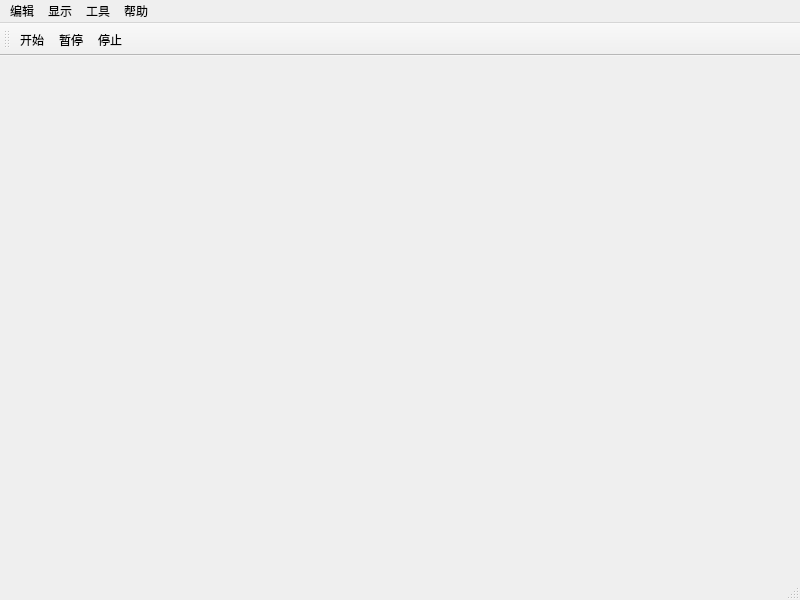
rogertex/Serial_Port, file form1.ui: the form before one commit.
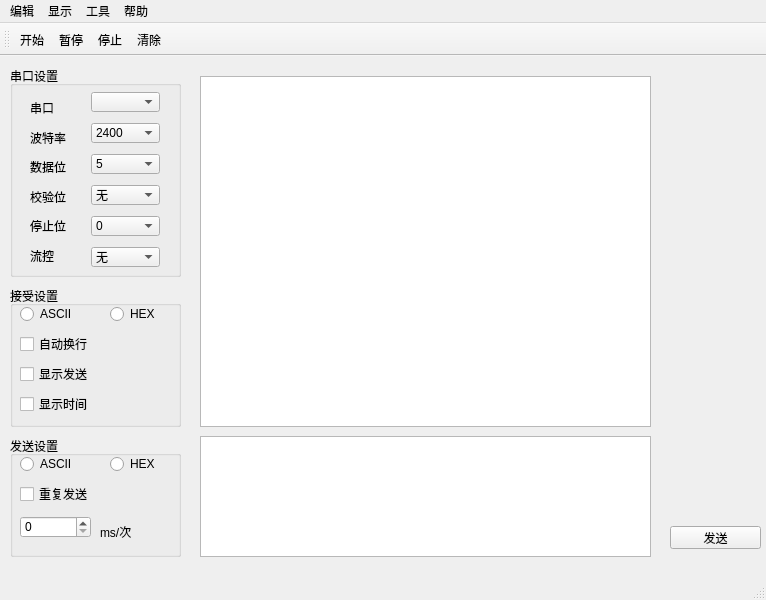
The form after the commit. Icons and pictures are not drawn.

Patch:
```diff
--- a/form1.ui
+++ b/form1.ui
@@ -6,20 +6,414 @@
    <rect>
     <x>0</x>
     <y>0</y>
-    <width>800</width>
+    <width>766</width>
     <height>600</height>
    </rect>
   </property>
+  <property name="maximumSize">
+   <size>
+    <width>766</width>
+    <height>600</height>
+   </size>
+  </property>
   <property name="windowTitle">
-   <string>MainWindow</string>
+   <string>串口调试工具ROG</string>
   </property>
-  <widget class="QWidget" name="centralwidget"/>
+  <property name="windowIcon">
+   <iconset>
+    <normaloff>ICON/net_port_connect.png</normaloff>ICON/net_port_connect.png</iconset>
+  </property>
+  <widget class="QWidget" name="centralwidget">
+   <widget class="QGroupBox" name="groupBox">
+    <property name="geometry">
+     <rect>
+      <x>10</x>
+      <y>10</y>
+      <width>171</width>
+      <height>211</height>
+     </rect>
+    </property>
+    <property name="title">
+     <string>串口设置</string>
+    </property>
+    <widget class="QComboBox" name="comboBox_uart">
+     <property name="geometry">
+      <rect>
+       <x>81</x>
+       <y>26</y>
+       <width>69</width>
+       <height>20</height>
+      </rect>
+     </property>
+    </widget>
+    <widget class="QComboBox" name="comboBox_baud">
+     <property name="geometry">
+      <rect>
+       <x>81</x>
+       <y>57</y>
+       <width>69</width>
+       <height>20</height>
+      </rect>
+     </property>
+     <item>
+      <property name="text">
+       <string>2400</string>
+      </property>
+     </item>
+     <item>
+      <property name="text">
+       <string>9600</string>
+      </property>
+     </item>
+     <item>
+      <property name="text">
+       <string>19200</string>
+      </property>
+     </item>
+     <item>
+      <property name="text">
+       <string>38400</string>
+      </property>
+     </item>
+    </widget>
+    <widget class="QComboBox" name="comboBox_databit">
+     <property name="geometry">
+      <rect>
+       <x>81</x>
+       <y>88</y>
+       <width>69</width>
+       <height>20</height>
+      </rect>
+     </property>
+     <item>
+      <property name="text">
+       <string>5</string>
+      </property>
+     </item>
+     <item>
+      <property name="text">
+       <string>6</string>
+      </property>
+     </item>
+     <item>
+      <property name="text">
+       <string>7</string>
+      </property>
+     </item>
+     <item>
+      <property name="text">
+       <string>8</string>
+      </property>
+     </item>
+    </widget>
+    <widget class="QComboBox" name="comboBox_polarity">
+     <property name="geometry">
+      <rect>
+       <x>81</x>
+       <y>119</y>
+       <width>69</width>
+       <height>20</height>
+      </rect>
+     </property>
+     <item>
+      <property name="text">
+       <string>无</string>
+      </property>
+     </item>
+     <item>
+      <property name="text">
+       <string>偶校验</string>
+      </property>
+     </item>
+     <item>
+      <property name="text">
+       <string>奇校验</string>
+      </property>
+     </item>
+    </widget>
+    <widget class="QComboBox" name="comboBox_stopbit">
+     <property name="geometry">
+      <rect>
+       <x>81</x>
+       <y>150</y>
+       <width>69</width>
+       <height>20</height>
+      </rect>
+     </property>
+     <item>
+      <property name="text">
+       <string>0</string>
+      </property>
+     </item>
+     <item>
+      <property name="text">
+       <string>1</string>
+      </property>
+     </item>
+    </widget>
+    <widget class="QComboBox" name="comboBox_flowctrl">
+     <property name="geometry">
+      <rect>
+       <x>81</x>
+       <y>181</y>
+       <width>69</width>
+       <height>20</height>
+      </rect>
+     </property>
+     <item>
+      <property name="text">
+       <string>无</string>
+      </property>
+     </item>
+    </widget>
+    <widget class="QWidget" name="">
+     <property name="geometry">
+      <rect>
+       <x>20</x>
+       <y>30</y>
+       <width>38</width>
+       <height>171</height>
+      </rect>
+     </property>
+     <layout class="QVBoxLayout" name="verticalLayout_2">
+      <item>
+       <widget class="QLabel" name="label">
+        <property name="text">
+         <string>串口</string>
+        </property>
+       </widget>
+      </item>
+      <item>
+       <widget class="QLabel" name="label_2">
+        <property name="text">
+         <string>波特率</string>
+        </property>
+       </widget>
+      </item>
+      <item>
+       <widget class="QLabel" name="label_3">
+        <property name="text">
+         <string>数据位</string>
+        </property>
+       </widget>
+      </item>
+      <item>
+       <widget class="QLabel" name="label_4">
+        <property name="text">
+         <string>校验位</string>
+        </property>
+       </widget>
+      </item>
+      <item>
+       <widget class="QLabel" name="label_9">
+        <property name="text">
+         <string>停止位</string>
+        </property>
+       </widget>
+      </item>
+      <item>
+       <widget class="QLabel" name="label_10">
+        <property name="text">
+         <string>流控</string>
+        </property>
+       </widget>
+      </item>
+     </layout>
+    </widget>
+   </widget>
+   <widget class="QGroupBox" name="groupBox_2">
+    <property name="geometry">
+     <rect>
+      <x>10</x>
+      <y>230</y>
+      <width>171</width>
+      <height>141</height>
+     </rect>
+    </property>
+    <property name="title">
+     <string>接受设置</string>
+    </property>
+    <widget class="QRadioButton" name="radioButton_rcv_ascii">
+     <property name="geometry">
+      <rect>
+       <x>10</x>
+       <y>20</y>
+       <width>61</width>
+       <height>16</height>
+      </rect>
+     </property>
+     <property name="text">
+      <string>ASCII</string>
+     </property>
+    </widget>
+    <widget class="QRadioButton" name="radioButton_rcv_hex">
+     <property name="geometry">
+      <rect>
+       <x>100</x>
+       <y>20</y>
+       <width>51</width>
+       <height>16</height>
+      </rect>
+     </property>
+     <property name="text">
+      <string>HEX</string>
+     </property>
+    </widget>
+    <widget class="QCheckBox" name="checkBox_auto_line">
+     <property name="geometry">
+      <rect>
+       <x>10</x>
+       <y>50</y>
+       <width>71</width>
+       <height>16</height>
+      </rect>
+     </property>
+     <property name="text">
+      <string>自动换行</string>
+     </property>
+    </widget>
+    <widget class="QCheckBox" name="checkBox_display_std">
+     <property name="geometry">
+      <rect>
+       <x>10</x>
+       <y>80</y>
+       <width>71</width>
+       <height>16</height>
+      </rect>
+     </property>
+     <property name="text">
+      <string>显示发送</string>
+     </property>
+    </widget>
+    <widget class="QCheckBox" name="checkBox_display_time">
+     <property name="geometry">
+      <rect>
+       <x>10</x>
+       <y>110</y>
+       <width>71</width>
+       <height>16</height>
+      </rect>
+     </property>
+     <property name="text">
+      <string>显示时间</string>
+     </property>
+    </widget>
+   </widget>
+   <widget class="QGroupBox" name="groupBox_3">
+    <property name="geometry">
+     <rect>
+      <x>10</x>
+      <y>380</y>
+      <width>171</width>
+      <height>121</height>
+     </rect>
+    </property>
+    <property name="title">
+     <string>发送设置</string>
+    </property>
+    <widget class="QRadioButton" name="radioButton_std_hex">
+     <property name="geometry">
+      <rect>
+       <x>100</x>
+       <y>20</y>
+       <width>51</width>
+       <height>16</height>
+      </rect>
+     </property>
+     <property name="text">
+      <string>HEX</string>
+     </property>
+    </widget>
+    <widget class="QRadioButton" name="radioButton_std_ascii">
+     <property name="geometry">
+      <rect>
+       <x>10</x>
+       <y>20</y>
+       <width>61</width>
+       <height>16</height>
+      </rect>
+     </property>
+     <property name="text">
+      <string>ASCII</string>
+     </property>
+    </widget>
+    <widget class="QCheckBox" name="checkBox_resend">
+     <property name="geometry">
+      <rect>
+       <x>10</x>
+       <y>50</y>
+       <width>71</width>
+       <height>16</height>
+      </rect>
+     </property>
+     <property name="text">
+      <string>重复发送</string>
+     </property>
+    </widget>
+    <widget class="QSpinBox" name="spinBox">
+     <property name="geometry">
+      <rect>
+       <x>10</x>
+       <y>80</y>
+       <width>71</width>
+       <height>22</height>
+      </rect>
+     </property>
+    </widget>
+    <widget class="QLabel" name="label_11">
+     <property name="geometry">
+      <rect>
+       <x>90</x>
+       <y>90</y>
+       <width>54</width>
+       <height>12</height>
+      </rect>
+     </property>
+     <property name="text">
+      <string>ms/次</string>
+     </property>
+    </widget>
+   </widget>
+   <widget class="QTextBrowser" name="textBrowser">
+    <property name="geometry">
+     <rect>
+      <x>200</x>
+      <y>20</y>
+      <width>451</width>
+      <height>351</height>
+     </rect>
+    </property>
+   </widget>
+   <widget class="QTextEdit" name="textEdit_get">
+    <property name="geometry">
+     <rect>
+      <x>200</x>
+      <y>380</y>
+      <width>451</width>
+      <height>121</height>
+     </rect>
+    </property>
+   </widget>
+   <widget class="QPushButton" name="btn_send">
+    <property name="geometry">
+     <rect>
+      <x>670</x>
+      <y>470</y>
+      <width>91</width>
+      <height>23</height>
+     </rect>
+    </property>
+    <property name="text">
+     <string>发送</string>
+    </property>
+   </widget>
+  </widget>
   <widget class="QMenuBar" name="menubar">
    <property name="geometry">
     <rect>
      <x>0</x>
      <y>0</y>
-     <width>800</width>
+     <width>766</width>
      <height>23</height>
     </rect>
    </property>
@@ -28,8 +422,9 @@
      <string>编辑</string>
     </property>
     <addaction name="action_start"/>
-    <addaction name="action_zt"/>
+    <addaction name="action_pause"/>
     <addaction name="action_stop"/>
+    <addaction name="action_clean"/>
    </widget>
    <widget class="QMenu" name="menu_2">
     <property name="title">
@@ -63,8 +458,9 @@
     <bool>false</bool>
    </attribute>
    <addaction name="action_start"/>
-   <addaction name="action_zt"/>
+   <addaction name="action_pause"/>
    <addaction name="action_stop"/>
+   <addaction name="action_clean"/>
   </widget>
   <action name="action_start">
    <property name="icon">
@@ -74,8 +470,11 @@
    <property name="text">
     <string>开始</string>
    </property>
+   <property name="shortcut">
+    <string>F6</string>
+   </property>
   </action>
-  <action name="action_zt">
+  <action name="action_pause">
    <property name="icon">
     <iconset>
      <normaloff>ICON/zt.png</normaloff>ICON/zt.png</iconset>
@@ -83,6 +482,9 @@
    <property name="text">
     <string>暂停</string>
    </property>
+   <property name="shortcut">
+    <string>F7</string>
+   </property>
   </action>
   <action name="action_stop">
    <property name="icon">
@@ -91,6 +493,21 @@
    </property>
    <property name="text">
     <string>停止</string>
+   </property>
+   <property name="shortcut">
+    <string>F8</string>
+   </property>
+  </action>
+  <action name="action_clean">
+   <property name="icon">
+    <iconset>
+     <normaloff>ICON/clean.png</normaloff>ICON/clean.png</iconset>
+   </property>
+   <property name="text">
+    <string>清除</string>
+   </property>
+   <property name="shortcut">
+    <string>F9</string>
    </property>
   </action>
  </widget>
```
